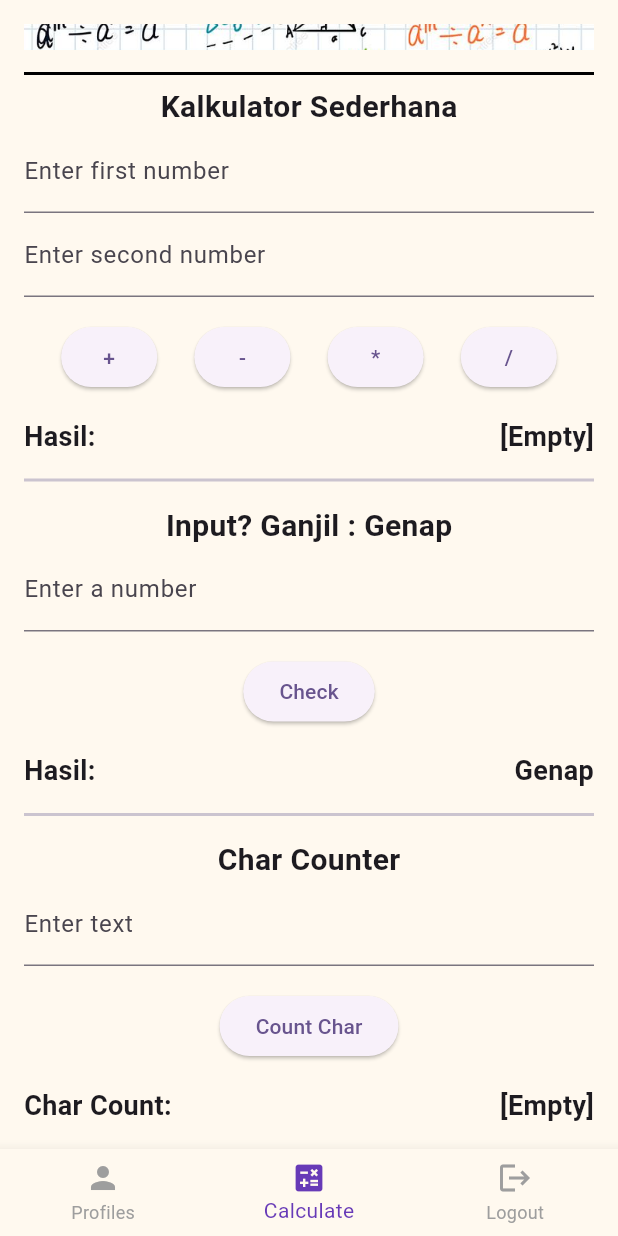
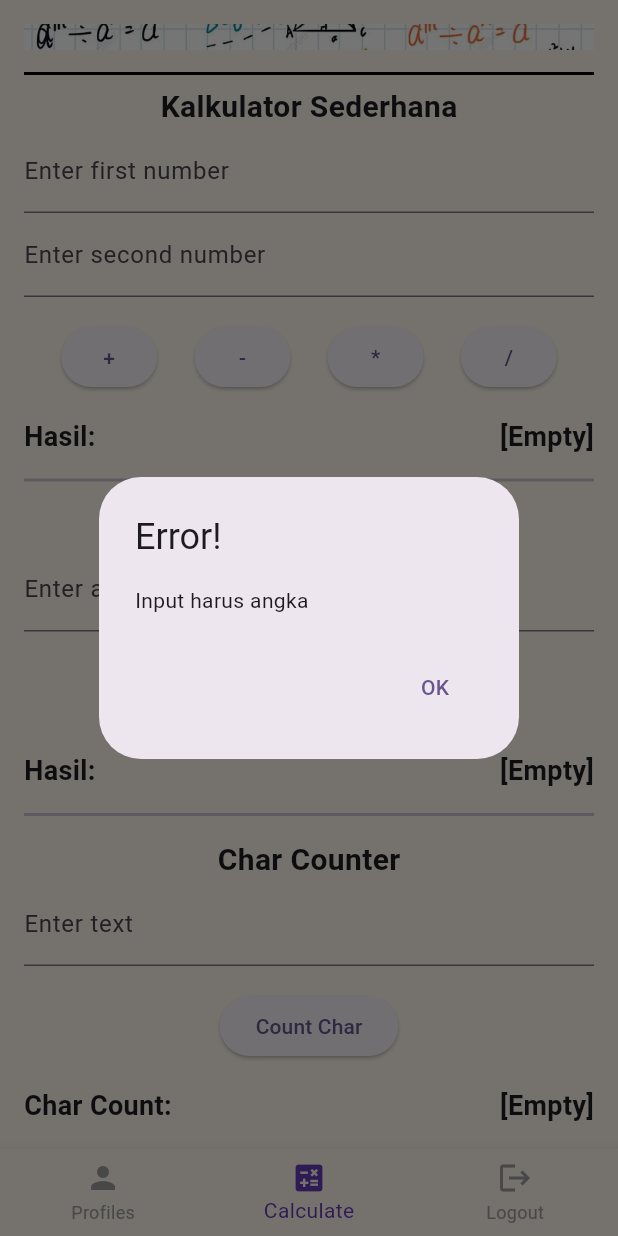
Before and after one commit to anndeviant/tpm_teori_t2, a Flutter app: the MainScreen screen opened directly, item 2 of the bottom bar chosen, scrolled down 235 dp, after a tap on "Check", on a phone screen of 412 x 824 dp. Run offline on Flutter 3.47's test engine with Material 3 defaults, Android fonts, the phone set to English and light mode, and no system bars; our stand-ins replace sqflite; accounts and stored records are empty.

Commit message:
edit dikit

```diff
--- a/lib/screens/calculate.dart
+++ b/lib/screens/calculate.dart
@@ -16,9 +16,35 @@ class CalculatePageState extends State<CalculatePage> {
   String? _oddEvenResult;
   int? _wordCountResult;
 
+  void _showErrorDialog(String message) {
+    showDialog(
+      context: context,
+      builder: (BuildContext context) {
+        return AlertDialog(
+          title: const Text('Error!'),
+          content: Text(message),
+          actions: <Widget>[
+            TextButton(
+              child: const Text('OK'),
+              onPressed: () {
+                Navigator.of(context).pop();
+              },
+            ),
+          ],
+        );
+      },
+    );
+  }
+
   void _calculate(String operation) {
-    final double num1 = double.tryParse(_num1Controller.text) ?? 0;
-    final double num2 = double.tryParse(_num2Controller.text) ?? 0;
+    final double? num1 = double.tryParse(_num1Controller.text);
+    final double? num2 = double.tryParse(_num2Controller.text);
+
+    if (num1 == null || num2 == null) {
+      _showErrorDialog('Input harus angka');
+      return;
+    }
+
     setState(() {
       switch (operation) {
         case '+':
@@ -38,7 +64,13 @@ class CalculatePageState extends State<CalculatePage> {
   }
 
   void _checkOddEven() {
-    final int number = int.tryParse(_oddEvenController.text) ?? 0;
+    final int? number = int.tryParse(_oddEvenController.text);
+
+    if (number == null) {
+      _showErrorDialog('Input harus angka');
+      return;
+    }
+
     setState(() {
       _oddEvenResult = (number % 2 == 0) ? 'Genap' : 'Ganjil';
     });
```
Also changed, not shown: 12 other files.
